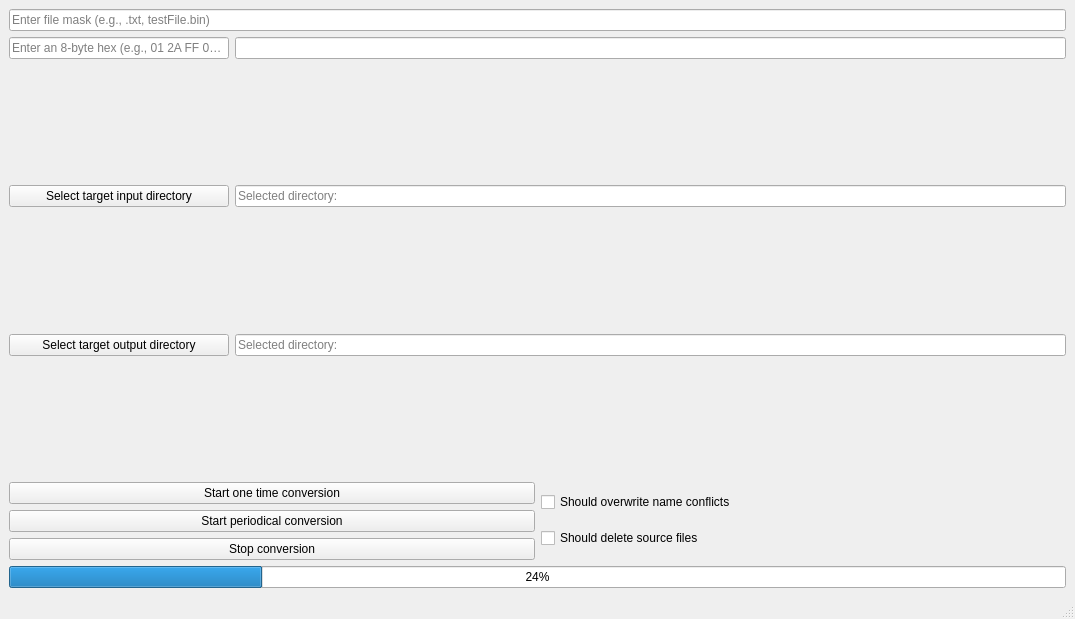
First picture: the form in mainwindow.ui, repository Narkodav/BinaryFileConverter, before the edit.
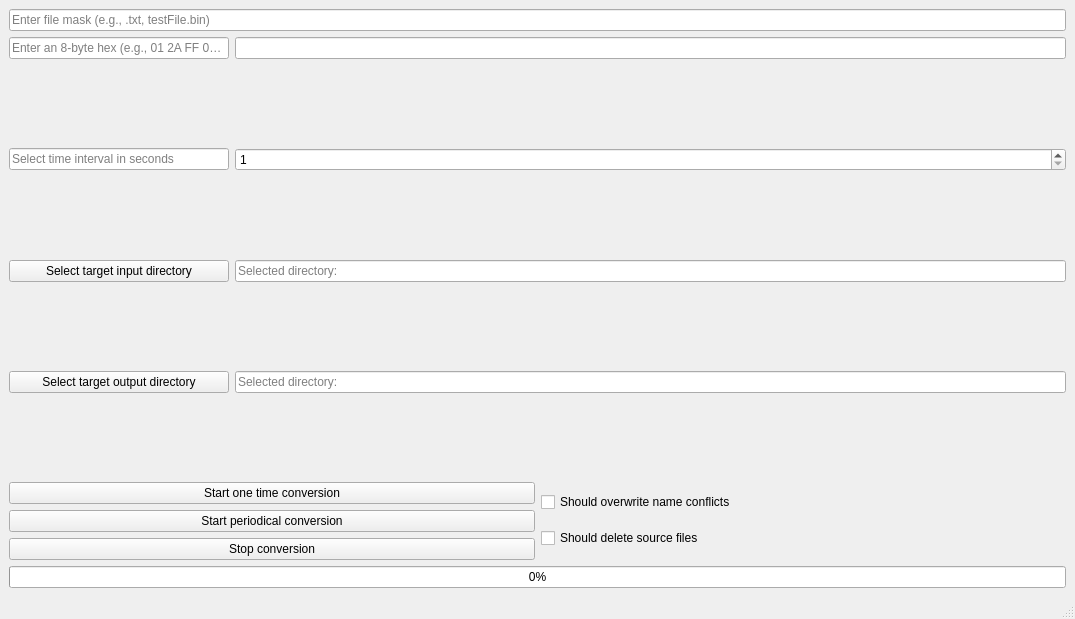
Second picture: the form after the edit.

The edit to the form file:
```diff
--- a/mainwindow.ui
+++ b/mainwindow.ui
@@ -24,7 +24,7 @@
     </item>
     <item>
      <layout class="QGridLayout" name="gridLayout">
-      <item row="1" column="0" alignment="Qt::AlignTop">
+      <item row="2" column="0" alignment="Qt::AlignTop">
        <widget class="QPushButton" name="selectInputDirectoryBtn">
         <property name="text">
          <string>Select target input directory</string>
@@ -65,30 +65,56 @@
         </property>
        </widget>
       </item>
-      <item row="4" column="1" alignment="Qt::AlignTop">
-       <widget class="QLineEdit" name="selectedOutputDirectory">
-        <property name="placeholderText">
-         <string>Selected directory:</string>
-        </property>
-       </widget>
-      </item>
       <item row="0" column="1" alignment="Qt::AlignTop">
        <widget class="QLineEdit" name="valueMaskInput"/>
       </item>
-      <item row="1" column="1" alignment="Qt::AlignTop">
-       <widget class="QLineEdit" name="selectedInputDirectory">
+      <item row="5" column="1" alignment="Qt::AlignTop">
+       <widget class="QLineEdit" name="selectedOutputDirectory">
         <property name="placeholderText">
          <string>Selected directory:</string>
         </property>
        </widget>
       </item>
-      <item row="4" column="0" alignment="Qt::AlignTop">
+      <item row="5" column="0" alignment="Qt::AlignTop">
        <widget class="QPushButton" name="selectOutputDirectoryBtn">
         <property name="text">
          <string>Select target output directory</string>
         </property>
        </widget>
       </item>
+      <item row="2" column="1" alignment="Qt::AlignTop">
+       <widget class="QLineEdit" name="selectedInputDirectory">
+        <property name="placeholderText">
+         <string>Selected directory:</string>
+        </property>
+       </widget>
+      </item>
+      <item row="1" column="1" alignment="Qt::AlignTop">
+       <widget class="QSpinBox" name="timeInterval">
+        <property name="minimum">
+         <number>1</number>
+        </property>
+        <property name="maximum">
+         <number>1000000000</number>
+        </property>
+       </widget>
+      </item>
+      <item row="1" column="0" alignment="Qt::AlignLeft|Qt::AlignTop">
+       <widget class="QLineEdit" name="lineEdit_2">
+        <property name="minimumSize">
+         <size>
+          <width>220</width>
+          <height>0</height>
+         </size>
+        </property>
+        <property name="readOnly">
+         <bool>true</bool>
+        </property>
+        <property name="placeholderText">
+         <string>Select time interval in seconds</string>
+        </property>
+       </widget>
+      </item>
      </layout>
     </item>
     <item>
@@ -141,7 +167,7 @@
     <item>
      <widget class="QProgressBar" name="conversionProgress">
       <property name="value">
-       <number>24</number>
+       <number>0</number>
       </property>
      </widget>
     </item>
```
Left out of the diff: 2 changed lines with no effect on the pictures.
